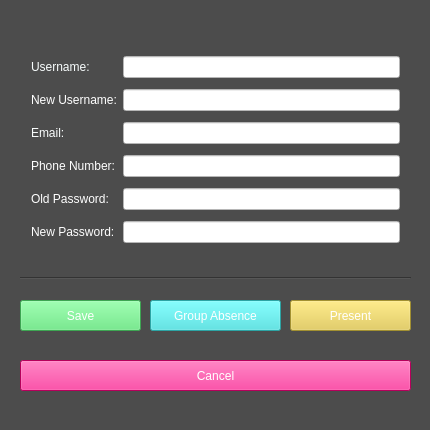
Qt form account_settings.ui (allenh1/timefuse-client) before a commit.
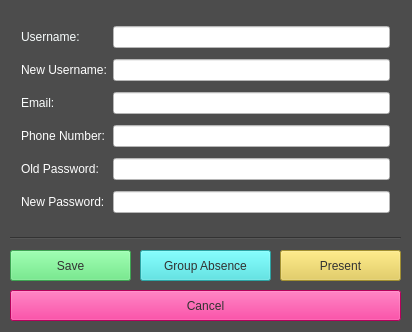
The same form after that commit.

Commit message: fixed the account settings window

The edit to the form file:
```diff
--- a/account_settings.ui
+++ b/account_settings.ui
@@ -6,8 +6,8 @@
    <rect>
     <x>0</x>
     <y>0</y>
-    <width>430</width>
-    <height>430</height>
+    <width>412</width>
+    <height>332</height>
    </rect>
   </property>
   <property name="windowTitle">
@@ -20,8 +20,8 @@
   <widget class="QWidget" name="gridLayoutWidget">
    <property name="geometry">
     <rect>
-     <x>20</x>
-     <y>40</y>
+     <x>10</x>
+     <y>10</y>
      <width>391</width>
      <height>221</height>
     </rect>
@@ -144,16 +144,15 @@
   <widget class="QPushButton" name="save_changes">
    <property name="geometry">
     <rect>
-     <x>20</x>
-     <y>300</y>
+     <x>10</x>
+     <y>250</y>
      <width>121</width>
      <height>31</height>
     </rect>
    </property>
    <property name="styleSheet">
     <string notr="true">background-color: rgb(86, 231, 115);
-	color: rgb(255, 255, 255);
-	font: 75 13pt &quot;Courier&quot;;</string>
+color: rgb(50, 50, 50);</string>
    </property>
    <property name="text">
     <string>Save</string>
@@ -162,17 +161,15 @@
   <widget class="QPushButton" name="cancel_button">
    <property name="geometry">
     <rect>
-     <x>20</x>
-     <y>360</y>
+     <x>10</x>
+     <y>290</y>
      <width>391</width>
      <height>31</height>
     </rect>
    </property>
    <property name="styleSheet">
     <string notr="true">background-color: rgb(255, 0, 128);
-	color: rgb(255, 255, 255);
-	font: 75 13pt &quot;Courier&quot;;
-	</string>
+color: rgb(50, 50, 50);</string>
    </property>
    <property name="text">
     <string>Cancel</string>
@@ -181,16 +178,16 @@
   <widget class="QPushButton" name="leave_of_absence">
    <property name="geometry">
     <rect>
-     <x>150</x>
-     <y>300</y>
+     <x>140</x>
+     <y>250</y>
      <width>131</width>
      <height>31</height>
     </rect>
    </property>
    <property name="styleSheet">
     <string notr="true">background-color: rgb(61, 229, 229);
-	color: rgb(255, 255, 255);
-	font: 75 13pt &quot;Courier&quot;;</string>
+color: rgb(50, 50, 50);
+</string>
    </property>
    <property name="text">
     <string>Group Absence</string>
@@ -199,16 +196,15 @@
   <widget class="QPushButton" name="present">
    <property name="geometry">
     <rect>
-     <x>290</x>
-     <y>300</y>
+     <x>280</x>
+     <y>250</y>
      <width>121</width>
      <height>31</height>
     </rect>
    </property>
    <property name="styleSheet">
     <string notr="true">background-color: rgb(227, 201, 69);
-color: rgb(255, 255, 255);
-font: 75 13pt &quot;Courier&quot;;</string>
+color: rgb(50, 50, 50);</string>
    </property>
    <property name="text">
     <string>Present</string>
@@ -217,8 +213,8 @@
   <widget class="Line" name="line">
    <property name="geometry">
     <rect>
-     <x>20</x>
-     <y>270</y>
+     <x>10</x>
+     <y>230</y>
      <width>391</width>
      <height>16</height>
     </rect>
```
Left out of the diff: 25 changed lines with no effect on the pictures.
